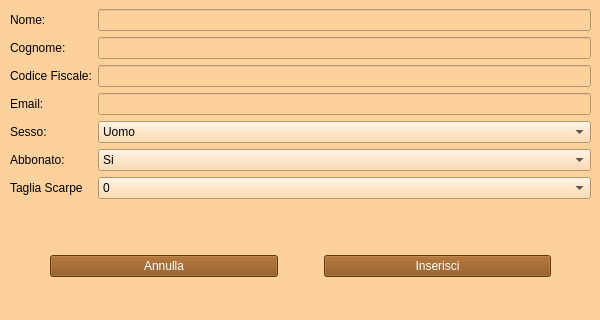
Old version of the form Cliente/view/vistaInserimentoCliente.ui in the repository ManuelMarrone/GestioneBowling; both pictures show x 0 to 600 and y 101 to 421 of the 600 by 700 pixel window.
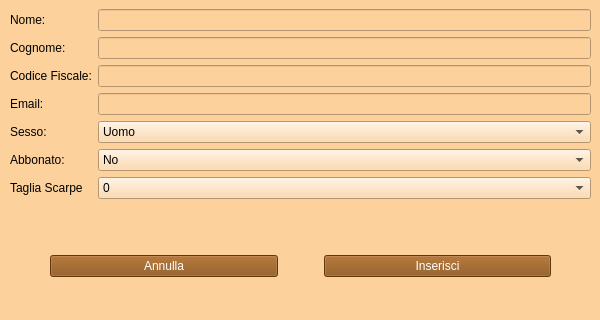
New version of the form.

The edit to the form file:
```diff
--- a/Cliente/view/vistaInserimentoCliente.ui
+++ b/Cliente/view/vistaInserimentoCliente.ui
@@ -128,14 +128,14 @@
          <bool>false</bool>
         </property>
         <property name="currentText">
-         <string>Si</string>
+         <string>No</string>
         </property>
         <property name="currentIndex">
          <number>0</number>
         </property>
         <item>
          <property name="text">
-          <string>Si</string>
+          <string>No</string>
          </property>
         </item>
         <item>
```
Left out of the diff: 2 changed lines with no effect on the pictures.
